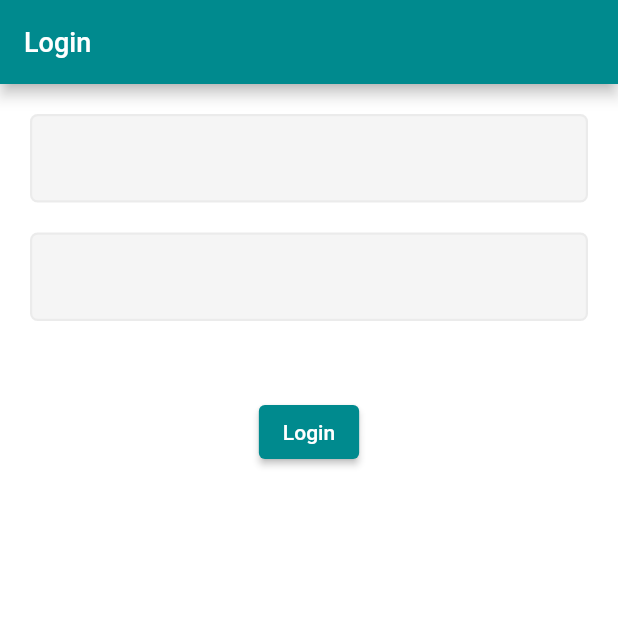
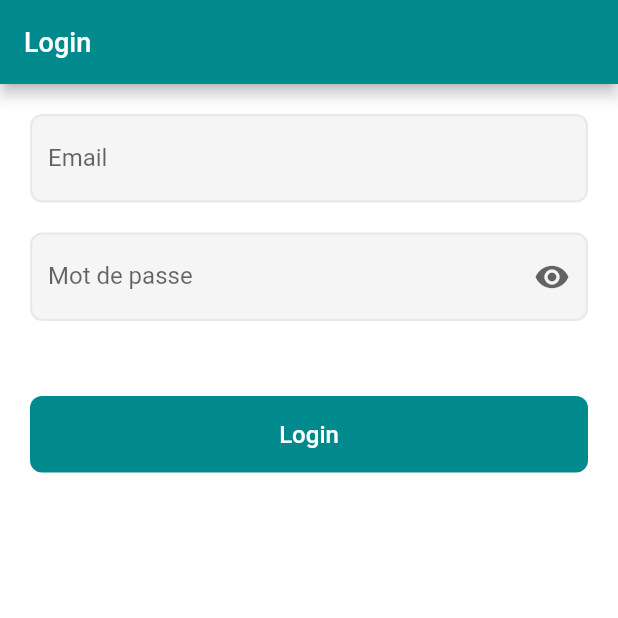
Before and after one commit to VinceDollo/prove, a Flutter app: the screen it shows after launch, on a phone screen of 412 x 824 dp, the top half of it. Run offline on Flutter 3.47's test engine with Material 3 defaults, Android fonts, the phone set to English and light mode, and no system bars; our stand-ins replace device_info_plus, email_validator, firebase_analytics, firebase_remote_config, flutter_riverpod, flutter_svg and 6 more; missing offline and left inert: charcode, file_sizes, kotlin_flavor; accounts and stored records are empty; generated files the repository leaves out were written again; project files that could hold a hidden picture were left out.

Commit message:
add button design + improve customTextFormField

```diff
--- a/lib/values/dimensions.dart
+++ b/lib/values/dimensions.dart
@@ -1,18 +1,15 @@
 import 'package:flutter/widgets.dart';
 
 class AppDimensions {
-  static const double checkBoxBorderRadius = 4;
 
-  /// CARD
-  static const double borderRadius = 10;
-  static BorderRadiusGeometry circularBorderRadius =
-      BorderRadius.circular(borderRadius);
+  /// RADIUS
+  static const double buttonBorderRadius = 8;
+  static const double borderRadius = 20;
 
-  /// BUTTONS
-  static const double buttonRadius = borderRadius;
-  static const double buttonPadding = 16;
-  static const EdgeInsets edgeButtonInnerPadding =
-      EdgeInsets.all(buttonPadding);
-  static RoundedRectangleBorder buttonRoundedRectangleBorder =
-      RoundedRectangleBorder(borderRadius: circularBorderRadius);
+  /// PADDING
+  static const double paddingS = 8;
+  static const double paddingM = 16;
+  static const double paddingL = 24;
+  static const double paddingXL = 32;
+
 }
--- a/lib/values/themes.dart
+++ b/lib/values/themes.dart
@@ -39,10 +39,10 @@ class AppTheme {
       unselectedWidgetColor: Colors.grey,
       fontFamily: Fonts.regular,
       textTheme: lightTextTheme,
-      buttonTheme: ButtonThemeData(
-        padding: AppDimensions.edgeButtonInnerPadding,
-        shape: AppDimensions.buttonRoundedRectangleBorder,
-      ),
+      // buttonTheme: ButtonThemeData(
+      //   padding: AppDimensions.edgeButtonInnerPadding,
+      //   shape: AppDimensions.buttonRoundedRectangleBorder,
+      // ),
       checkboxTheme: CheckboxThemeData(
         checkColor: WidgetStateProperty.all<Color>(Colors.grey),
         fillColor: WidgetStateProperty.all<Color>(Colors.white),
--- /dev/null
+++ b/lib/views/components/custom_button_widget.dart
@@ -0,0 +1,136 @@
+import 'package:flutter/material.dart';
+import 'package:flutter_starter/values/colors.dart';
+import 'package:flutter_starter/values/dimensions.dart';
+
+class CustomButtonWidget extends StatelessWidget {
+  const CustomButtonWidget._({
+    required this.text,
+    required this.onPressed,
+    this.width,
+    this.prefixIcon,
+    this.color,
+    this.isLoading = false,
+    this.isEnabled = true,
+    this.isOutlined = false,
+    Key? key,
+  }) : super(key: key);
+
+  factory CustomButtonWidget.outlined({
+    required String text,
+    required VoidCallback onPressed,
+    double? width,
+    Widget? prefixIcon,
+    Color? color,
+    bool isLoading = false,
+    bool isEnabled = true,
+    Key? key,
+  }) {
+    return CustomButtonWidget._(
+      text: text,
+      onPressed: onPressed,
+      width: width,
+      prefixIcon: prefixIcon,
+      isLoading: isLoading,
+      isEnabled: isEnabled,
+      isOutlined: true,
+      color: color,
+      key: key,
+    );
+  }
+
+  factory CustomButtonWidget.filled({
+    required String text,
+    required VoidCallback onPressed,
+    double? width,
+    Widget? prefixIcon,
+    Color? color,
+    bool isLoading = false,
+    bool isEnabled = true,
+    Key? key,
+  }) {
+    return CustomButtonWidget._(
+      text: text,
+      onPressed: onPressed,
+      width: width,
+      prefixIcon: prefixIcon,
+      isLoading: isLoading,
+      isEnabled: isEnabled,
+      color: color,
+      key: key,
+    );
+  }
+
+  final String text;
+  final VoidCallback onPressed;
+  final double? width;
+  final Widget? prefixIcon;
+  final bool isLoading;
+  final bool isEnabled;
+  final bool isOutlined;
+  final Color? color;
+
+  @override
+  Widget build(BuildContext context) {
+    final buttonColor = color ?? AppColors.primary;
+
+    final buttonContent = isLoading
+        ? SizedBox(
+            width: 24,
+            height: 24,
+            child: CircularProgressIndicator(
+              color: isOutlined && isEnabled && !isLoading ? color : Colors.white,
+              strokeWidth: 2.5,
+            ),
+          )
+        : Row(
+            mainAxisSize: MainAxisSize.min,
+            mainAxisAlignment: MainAxisAlignment.center,
+            children: [
+              if (prefixIcon != null) ...[
+                IconTheme(
+                  data: IconThemeData(
+                    color: isOutlined ? buttonColor : Colors.white,
+                  ),
+                  child: prefixIcon!,
+                ),
+                const SizedBox(width: AppDimensions.paddingS),
+              ],
+              Flexible(
+                child: Text(
+                  text,
+                  style: TextStyle(
+                    fontSize: 16,
+                    color: isOutlined ? buttonColor : Colors.white,
+                  ),
+                  overflow: TextOverflow.ellipsis,
+                  maxLines: 2,
+                ),
+              ),
+            ],
+          );
+
+    final button = ElevatedButton(
+      style: ElevatedButton.styleFrom(
+        elevation: 0,
+        backgroundColor: isOutlined ? Colors.transparent : (isEnabled ? buttonColor : Colors.grey.shade400),
+        padding: const EdgeInsets.symmetric(
+          horizontal: AppDimensions.paddingM,
+          vertical: AppDimensions.paddingM,
+        ),
+        shape: RoundedRectangleBorder(
+          borderRadius: BorderRadius.circular(AppDimensions.buttonBorderRadius),
+          side: isOutlined && isEnabled && !isLoading
+              ? BorderSide(color: isEnabled ? buttonColor : Colors.grey.shade400, width: 1.5)
+              : BorderSide.none,
+        ),
+      ),
+      onPressed: isEnabled && !isLoading ? onPressed : null,
+      child: buttonContent,
+    );
+
+    return SizedBox(
+      width: width ?? double.infinity,
+      child: button,
+    );
+  }
+}
--- a/lib/views/components/custom_text_form_field.dart
+++ b/lib/views/components/custom_text_form_field.dart
@@ -1,9 +1,11 @@
 import 'package:flutter/material.dart';
 import 'package:flutter/services.dart';
 import 'package:flutter_starter/values/colors.dart';
+import 'package:flutter_starter/values/dimensions.dart';
 
 class CustomTextFormField extends StatefulWidget {
   const CustomTextFormField({
+    required this.controller,
     Key? key,
     this.initialValue,
     this.hintText,
@@ -11,22 +13,24 @@ class CustomTextFormField extends StatefulWidget {
     this.focus,
     this.onTap,
     this.errorText,
-    this.controller,
     this.width,
     this.prefixIcon,
     this.suffixIcon,
     this.isPassword = false,
     this.validator,
-    this.maxLines,
+    this.maxLines = 1,
     this.minLines,
     this.maxLength,
     this.keyboardType,
     this.inputFormatters,
     this.onChanged,
     this.onSaved,
-    this.isPhoneNumber,
-    this.readOnly,
+    this.isPhoneNumber = false,
+    this.readOnly = false,
     this.enabled = true,
+    this.autofocus = false,
+    this.textInputAction,
+    this.textCapitalization = TextCapitalization.none,
   }) : super(key: key);
 
   final String? initialValue;
@@ -48,9 +52,12 @@ class CustomTextFormField extends StatefulWidget {
   final List<TextInputFormatter>? inputFormatters;
   final void Function(String?)? onChanged;
   final void Function(String?)? onSaved;
-  final bool? isPhoneNumber;
-  final bool? readOnly;
+  final bool isPhoneNumber;
+  final bool readOnly;
   final bool enabled;
+  final bool autofocus;
+  final TextInputAction? textInputAction;
+  final TextCapitalization textCapitalization;
 
   @override
   State<CustomTextFormField> createState() => _CustomTextFormFieldState();
@@ -62,83 +69,95 @@ class _CustomTextFormFieldState extends State<CustomTextFormField> {
   @override
   void initState() {
     super.initState();
+
     if (widget.isPassword) {
       isPasswordHide = true;
     }
+
+    if (widget.initialValue != null) {
+      widget.controller!.text = widget.initialValue!;
+    }
+  }
+
+  @override
+  void dispose() {
+    super.dispose();
   }
 
   @override
   Widget build(BuildContext context) {
     return TextFormField(
-      // style: AppTextStyles.textFromFieldText,
-      initialValue: widget.initialValue,
+      controller: widget.controller,
       enabled: widget.enabled,
-      readOnly: widget.readOnly ?? false,
-      keyboardType: widget.keyboardType,
-      inputFormatters: widget.inputFormatters,
+      readOnly: widget.readOnly,
+      keyboardType: widget.isPhoneNumber ? TextInputType.phone : widget.keyboardType,
+      textInputAction: widget.textInputAction ?? TextInputAction.done,
+      inputFormatters: widget.isPhoneNumber
+          ? <TextInputFormatter>[
+              FilteringTextInputFormatter.digitsOnly,
+            ]
+          : widget.inputFormatters,
       minLines: widget.minLines,
-      maxLines: widget.maxLines,
+      maxLines: widget.isPassword ? 1 : widget.maxLines,
       maxLength: widget.maxLength,
       focusNode: widget.focus,
       onTap: widget.onTap,
-      cursorColor: AppColors.black,
+      autofocus: widget.autofocus,
+      textCapitalization: widget.textCapitalization,
+      cursorColor: AppColors.primary,
       obscureText: isPasswordHide,
       decoration: InputDecoration(
+        fillColor: widget.enabled ? Colors.grey.withValues(alpha: 0.1) : Colors.grey.shade300,
+        prefixIcon: widget.prefixIcon,
         suffixIcon: widget.isPassword
             ? GestureDetector(
-                child: isPasswordHide
-                    ? const Icon(Icons.visibility)
-                    : const Icon(Icons.visibility_off),
                 onTap: () {
                   setState(() {
                     isPasswordHide = !isPasswordHide;
                   });
                 },
+                child: Icon(
+                  isPasswordHide ? Icons.visibility : Icons.visibility_off,
+                  color: Colors.black.withValues(alpha: 0.6),
+                ),
               )
             : widget.suffixIcon,
-        prefixIcon: widget.prefixIcon,
-        suffixIconColor: AppColors.black.withValues(alpha:0.6),
         filled: true,
-        // fillColor: !widget.enabled
-        //     ? AppColors.lightGrey
-        //     : AppColors.lightGrey.withValues(alpha:0.05),
         labelText: widget.labelText,
+        hintText: widget.hintText,
         errorText: widget.errorText,
-        // labelStyle: AppTextStyles.textFromFieldLabel,
-        hintText: widget.hintText,
         enabledBorder: OutlineInputBorder(
-          borderRadius: BorderRadius.circular(5),
+          borderRadius: BorderRadius.circular(AppDimensions.buttonBorderRadius),
           borderSide: BorderSide(
-            color: AppColors.black.withValues(alpha:0.05),
+            color: Colors.black.withValues(alpha: 0.05),
             width: 1.5,
           ),
         ),
         focusedBorder: OutlineInputBorder(
-          borderRadius: BorderRadius.circular(5),
-          borderSide: const BorderSide(
+          borderRadius: BorderRadius.circular(AppDimensions.buttonBorderRadius),
+          borderSide: BorderSide(
+            width: 1.5,
+            color: Colors.black.withValues(alpha: 0.2),
+          ),
+        ),
+        border: OutlineInputBorder(
+          borderRadius: BorderRadius.circular(AppDimensions.buttonBorderRadius),
+          borderSide: BorderSide(
+            color: Colors.black.withValues(alpha: 0.2),
             width: 1.5,
           ),
         ),
-        border: OutlineInputBorder(
-          borderRadius: BorderRadius.circular(5),
+        disabledBorder: OutlineInputBorder(
+          borderRadius: BorderRadius.circular(AppDimensions.buttonBorderRadius),
           borderSide: BorderSide(
-            color: AppColors.black.withValues(alpha:0.2),
+            color: Colors.black.withValues(alpha: 0.2),
             width: 1.5,
           ),
         ),
       ),
-      onChanged: (content) {
-        if (null != widget.onChanged) {
-          widget.onChanged!(content);
-        }
-      },
+      onChanged: widget.onChanged,
       validator: widget.validator,
-      onSaved: (value) {
-        if (null != widget.onChanged) {
-          widget.onSaved!(value);
-        }
-      },
-      controller: widget.controller,
+      onSaved: widget.onSaved,
     );
   }
 }
--- a/lib/views/screens/00_auth/login_screen.dart
+++ b/lib/views/screens/00_auth/login_screen.dart
@@ -1,10 +1,33 @@
 import 'package:flutter/material.dart';
+import 'package:flutter_starter/views/components/custom_button_widget.dart';
 import 'package:flutter_starter/views/components/custom_text_form_field.dart';
 import 'package:flutter_starter/views/components/tap_to_close_keyboard.dart';
 
-class LoginScreen extends StatelessWidget {
+class LoginScreen extends StatefulWidget {
   const LoginScreen({Key? key}) : super(key: key);
   static const String routeName = 'login';
+
+  @override
+  State<LoginScreen> createState() => _LoginScreenState();
+}
+
+class _LoginScreenState extends State<LoginScreen> {
+  late final TextEditingController emailController;
+  late final TextEditingController passwordController;
+
+  @override
+  void initState() {
+    super.initState();
+    emailController = TextEditingController();
+    passwordController = TextEditingController();
+  }
+
+  @override
+  void dispose() {
+    emailController.dispose();
+    passwordController.dispose();
+    super.dispose();
+  }
 
   @override
   Widget build(BuildContext context) {
@@ -16,13 +39,28 @@ class LoginScreen extends StatelessWidget {
           child: Column(
             children: [
               const SizedBox(height: 20),
-              const CustomTextFormField(),
+              CustomTextFormField(
+                readOnly: true,
+                controller: emailController,
+                labelText: 'Email',
+                hintText: 'Votre email',
+                keyboardType: TextInputType.emailAddress,
+              ),
               const SizedBox(height: 20),
-              const CustomTextFormField(),
+              CustomTextFormField(
+                controller: passwordController,
+                labelText: 'Mot de passe',
+                hintText: 'Votre mot de passe',
+                isPassword: true,
+              ),
               const SizedBox(height: 50),
-              ElevatedButton(
-                onPressed: () {},
-                child: const Text('Login'),
+              CustomButtonWidget.filled(
+                isLoading: false,
+                onPressed: () {
+                  final email = emailController.text;
+                  final password = passwordController.text;
+                },
+                text: 'Login',
               ),
             ],
           ),
```
